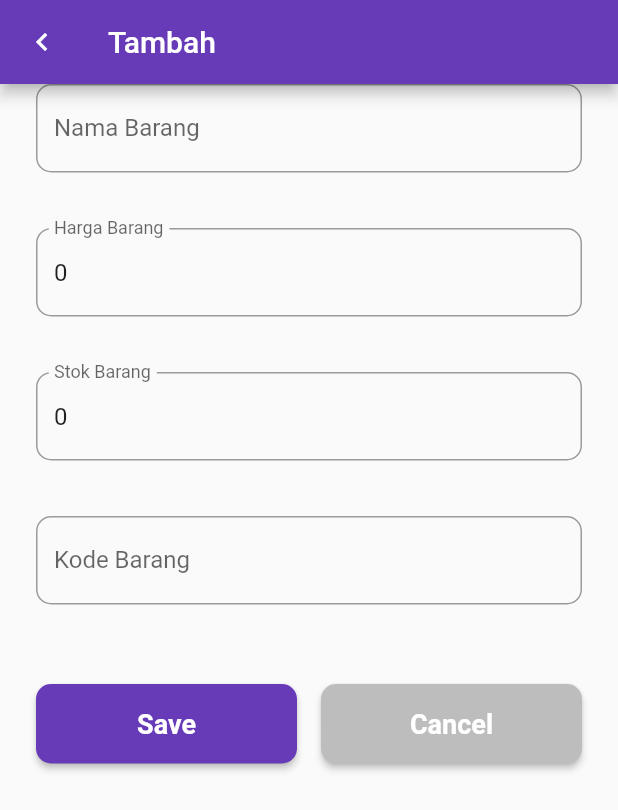
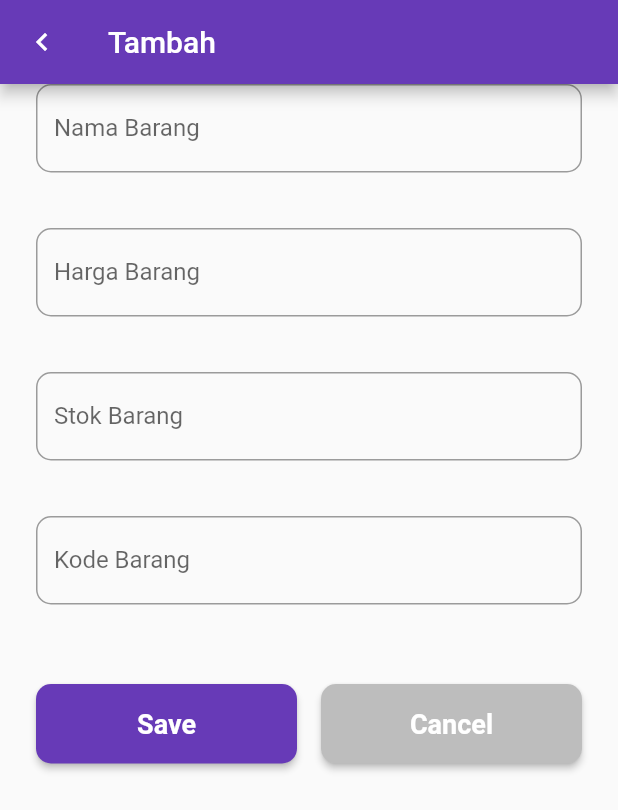
Before and after one commit to JafarMalikIbrahim/flutter_db, a Flutter app: the EntryForm screen opened directly, on a phone screen of 412 x 824 dp. Shown: the top 810 px of the screen. Run offline on Flutter 3.47's test engine with Material 2 defaults, Android fonts, the phone set to English and light mode, and no system bars; our stand-ins replace sqflite; accounts and stored records are empty.

Commit message:
flutter_db

```diff
--- a/lib/helpers/dbhelper.dart
+++ b/lib/helpers/dbhelper.dart
@@ -8,7 +8,7 @@ class SQLHelper {
     CREATE TABLE items (
       id INTEGER PRIMARY KEY AUTOINCREMENT,
       name TEXT,
-      price INTEGER
+      price INTEGER,
       stok INTEGER,
       kodeBarang TEXT
  )
--- a/lib/models/item.dart
+++ b/lib/models/item.dart
@@ -6,6 +6,10 @@ class Item {
   late String kodeBarang;
 
   int get id => _id;
+  //set id => _id;
+  set id(int id) {
+    _id = id;
+  }
 
   Item(
       {required this.name,
--- a/lib/pages/entryform.dart
+++ b/lib/pages/entryform.dart
@@ -6,14 +6,15 @@ import 'package:flutter_db/helpers/dbhelper.dart';
 class EntryForm extends StatefulWidget {
   const EntryForm({
     Key? key,
-    Item? item,
+    this.item,
   }) : super(key: key);
+  final Item? item;
   @override
   State<EntryForm> createState() => EntryFormState();
 }
 
 class EntryFormState extends State<EntryForm> {
-  Item item = Item(name: '', price: 0, stok: 0, kodeBarang: '');
+  late Item item = Item(name: '', price: 0, stok: 0, kodeBarang: '');
   TextEditingController nameController = TextEditingController();
   TextEditingController priceController = TextEditingController();
   TextEditingController stokController = TextEditingController();
@@ -21,15 +22,15 @@ class EntryFormState extends State<EntryForm> {
 
   @override
   Widget build(BuildContext context) {
-    if (item.name == '') {
-      nameController.text = item.name;
-      priceController.text = item.price.toString();
-      stokController.text = item.stok.toString();
-      kodeBarangController.text = item.kodeBarang;
+    if (widget.item != null) {
+      nameController.text = widget.item!.name;
+      priceController.text = widget.item!.price.toString();
+      stokController.text = widget.item!.stok.toString();
+      kodeBarangController.text = widget.item!.kodeBarang;
     }
     return Scaffold(
       appBar: AppBar(
-        title: item.name == '' ? const Text('Tambah') : const Text('Ubah'),
+        title: widget.item == null ? const Text('Tambah') : const Text('Ubah'),
         leading: IconButton(
           icon: const Icon(Icons.keyboard_arrow_left),
           onPressed: () {
@@ -133,7 +134,7 @@ class EntryFormState extends State<EntryForm> {
                     ),
                   ),
                   onPressed: () {
-                    if (item.name == '') {
+                    if (widget.item == null) {
                       print('database');
                       // Tambah data
                       item = Item(
@@ -147,10 +148,12 @@ class EntryFormState extends State<EntryForm> {
                       print(id);
                     } else {
                       // Ubah data
+                      item.id = widget.item!.id;
                       item.name = nameController.text;
                       item.price = int.parse(priceController.text);
                       item.stok = int.parse(stokController.text);
                       item.kodeBarang = kodeBarangController.text;
+                      SQLHelper.updateItem(item);
                     }
                     print('Disini Datanya');
                     // Kembali ke layar sebelumnya dengan membawa objek it
```
Also changed, not shown: lib/pages/home.dart (+10 -1 lines).
